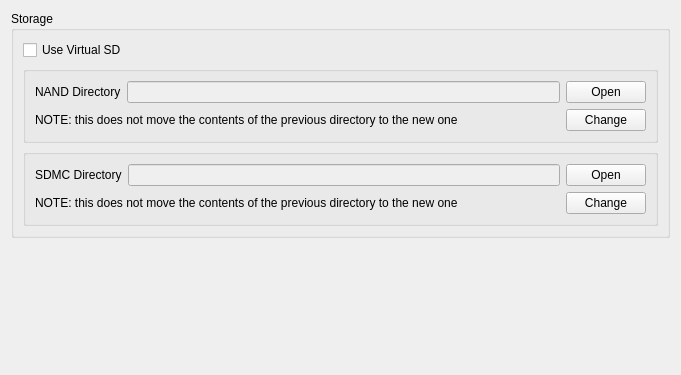
Before: the Qt Designer form src/citra_qt/configuration/configure_storage.ui in PabloMK7/citra, drawn with Qt 5.
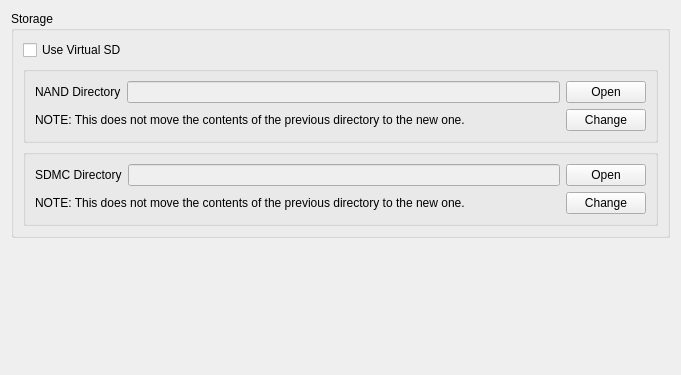
After: the same form once the commit is applied.

Patch:
```diff
--- a/src/citra_qt/configuration/configure_storage.ui
+++ b/src/citra_qt/configuration/configure_storage.ui
@@ -69,7 +69,7 @@
              <item>
               <widget class="QLabel" name="label_4">
                <property name="text">
-                <string>NOTE: this does not move the contents of the previous directory to the new one</string>
+                <string>NOTE: This does not move the contents of the previous directory to the new one.</string>
                </property>
               </widget>
              </item>
@@ -134,7 +134,7 @@
              <item>
               <widget class="QLabel" name="label_3">
                <property name="text">
-                <string>NOTE: this does not move the contents of the previous directory to the new one</string>
+                <string>NOTE: This does not move the contents of the previous directory to the new one.</string>
                </property>
               </widget>
              </item>
```
